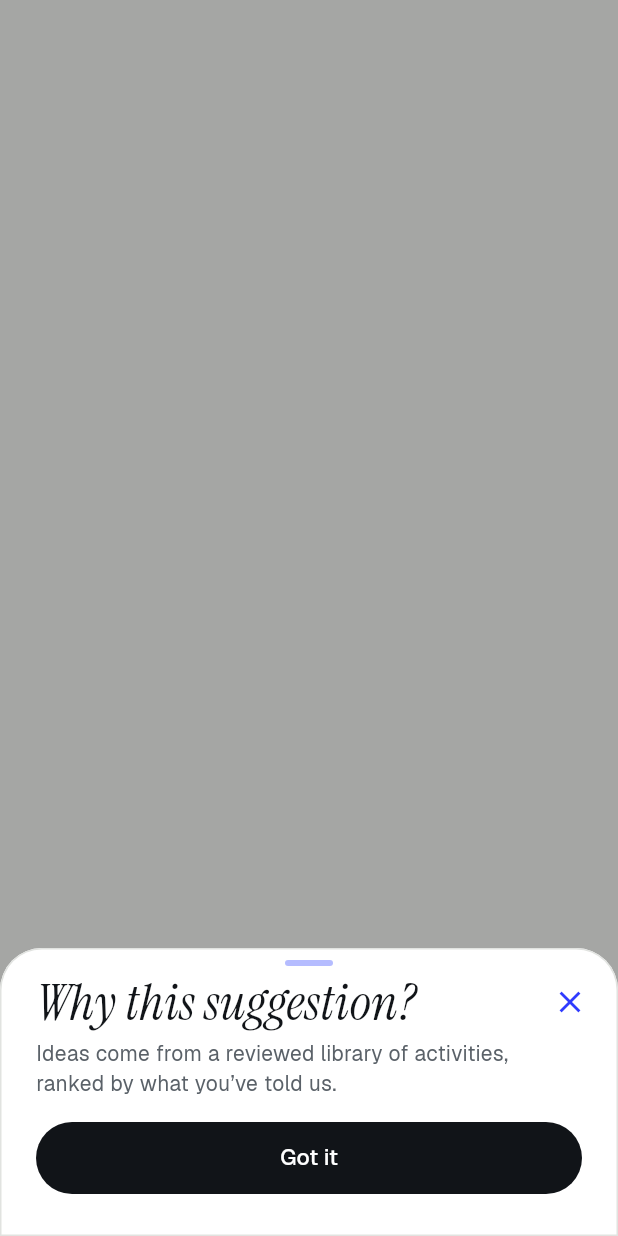
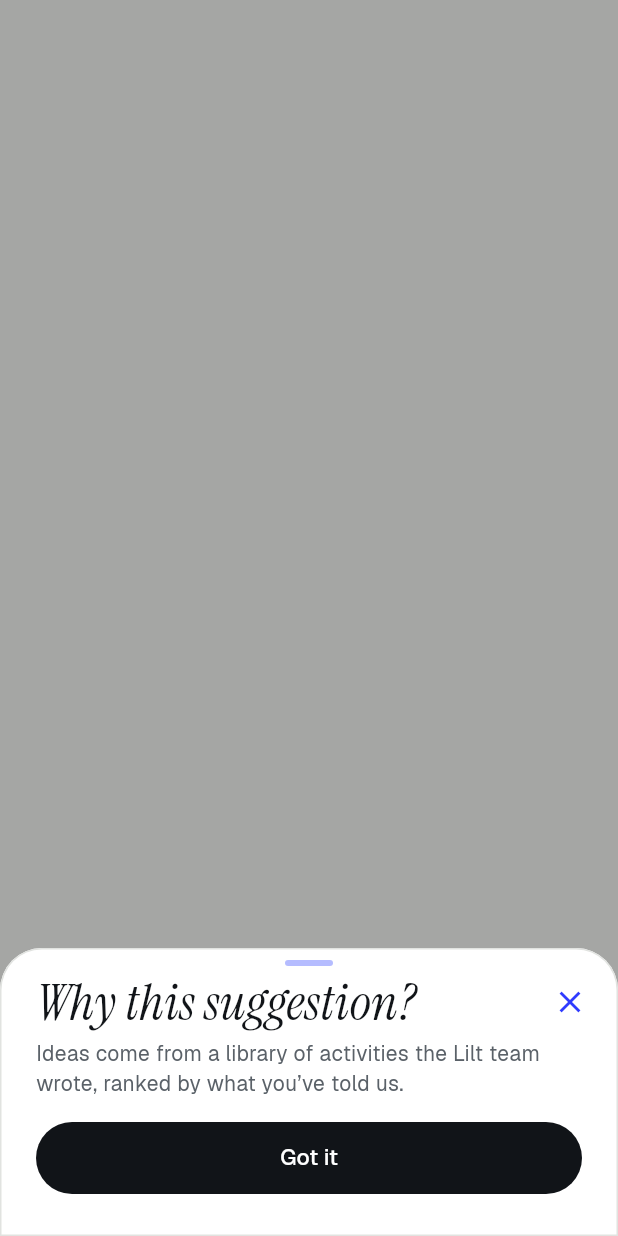
Before and after one commit to shieryl-ryle/rhythm, a Flutter app: what showWhySheet() shows on an empty page, opened directly with empty values, on a phone screen of 412 x 824 dp. Run offline on Flutter 3.47's test engine with Material 3 defaults, Android fonts, the phone set to English and light mode, and no system bars; our stand-ins replace drift, drift_flutter, flutter_riverpod, go_router; accounts and stored records are empty; generated files the repository leaves out were written again; project files that could hold a hidden picture were left out.

Commit message:
fix: Why this footer no longer says the library is reviewed, it is still a team-written draft (docs/methods.md DS-001)

```diff
--- a/app/lib/features/today/today_sheets.dart
+++ b/app/lib/features/today/today_sheets.dart
@@ -167,7 +167,7 @@ Future<void> showWhySheet(BuildContext context, {required List<String> reasons})
             ),
           ),
         Text(
-          'Ideas come from a reviewed library of activities, ranked by what you’ve told us.',
+          'Ideas come from a library of activities the Lilt team wrote, ranked by what you’ve told us.',
           style: LiltText.label.copyWith(color: LiltColors.inkMuted, fontWeight: FontWeight.w400),
         ),
         const SizedBox(height: LiltSpacing.lg),
```
Also changed, not shown: 2 other files.
